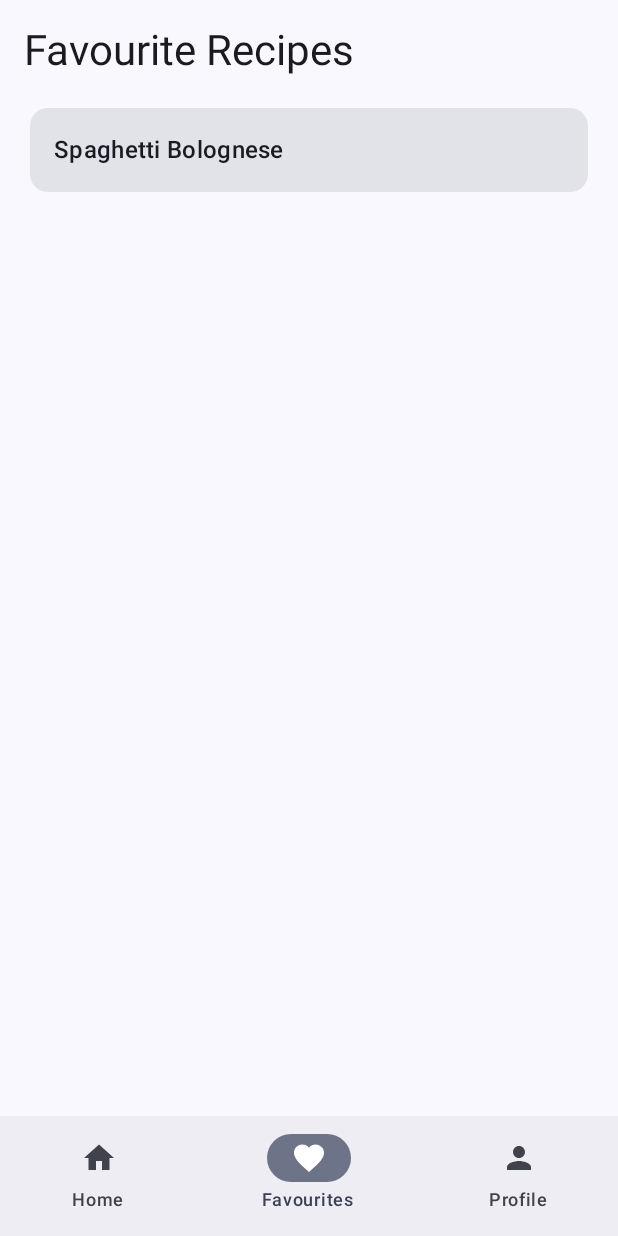
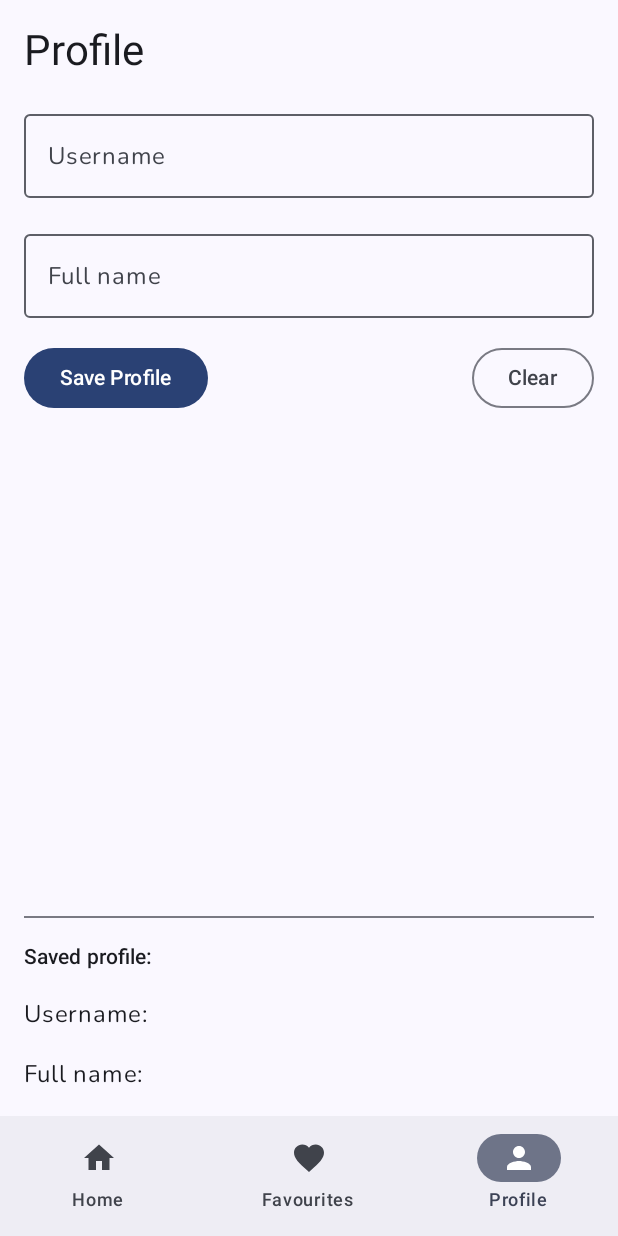
Before and after one commit to JoshuaDonnelly/Mobile-CA3, an Android app built with Jetpack Compose: the FavouritesScreen screen opened through its navigation route, item 3 of the bottom bar chosen, on a phone screen of 412 x 824 dp. Run offline under Robolectric (Android 15) with nearby library versions, the phone set to English and light mode, and no system bars.

Commit message:
Added storages for profile for functionality purposes

```diff
--- a/app/src/main/java/com/example/mobileca3/MainActivity.kt
+++ b/app/src/main/java/com/example/mobileca3/MainActivity.kt
@@ -33,7 +33,8 @@ import com.example.mobileca3.ui.theme.nunitoFont
 import kotlinx.coroutines.delay
 
 
-// Temporary storage manager to get functionality working (titles only)
+// Favourites Storer (titles only)
+//Temporary for functionality purposes**
 
 object FavouriteManager {
     private const val PREFS = "favourites_prefs"
@@ -60,6 +61,34 @@ object FavouriteManager {
 
     fun isFavourite(context: Context, recipe: Recipe): Boolean {
         return getFavourites(context).contains(recipe.title)
+    }
+}
+
+//Temporary for functionality purposes**
+// Profile storer(username + fullname)
+// Saves two simple strings to SharedPreferences.
+// Keys: "profile_username", "profile_fullname"
+object ProfileManager {
+    private const val PREFS = "profile_prefs"
+    private const val KEY_USERNAME = "profile_username"
+    private const val KEY_FULLNAME = "profile_fullname"
+
+    fun saveProfile(context: Context, username: String, fullName: String) {
+        val prefs = context.getSharedPreferences(PREFS, Context.MODE_PRIVATE)
+        prefs.edit()
+            .putString(KEY_USERNAME, username)
+            .putString(KEY_FULLNAME, fullName)
+            .apply()
+    }
+
+    fun getUsername(context: Context): String {
+        val prefs = context.getSharedPreferences(PREFS, Context.MODE_PRIVATE)
+        return prefs.getString(KEY_USERNAME, "") ?: ""
+    }
+
+    fun getFullName(context: Context): String {
+        val prefs = context.getSharedPreferences(PREFS, Context.MODE_PRIVATE)
+        return prefs.getString(KEY_FULLNAME, "") ?: ""
     }
 }
 
@@ -123,8 +152,14 @@ fun PocketChef(darkTheme: Boolean, onThemeUpdated: () -> Unit) {
                 )
             }
 
+            // Favourites screen already present
             composable("favourites") {
                 FavouritesScreen()
+            }
+
+            // NEW: Profile route
+            composable("profile") {
+                ProfileScreen()
             }
         }
     }
@@ -232,8 +267,8 @@ fun BottomNavigationBar(navController: NavController, currentRoute: String?) {
         NavigationBarItem(
             icon = { Icon(Icons.Filled.Person, null) },
             label = { Text("Profile") },
-            selected = false,
-            onClick = { }
+            selected = currentRoute == "profile",
+            onClick = { navController.navigate("profile") }
         )
     }
 }
@@ -283,9 +318,8 @@ fun AnimatedRecipeCard(recipe: Recipe, index: Int) {
 
     var visible by remember { mutableStateOf(false) }
 
-    // Recalculate favourite state dynamically
-    val isFavourite by remember { mutableStateOf(FavouriteManager.isFavourite(context, recipe)) }
-    var favouriteState by remember { mutableStateOf(isFavourite) }
+    // read favourite once on composition and keep local state for toggling
+    var favouriteState by remember { mutableStateOf(FavouriteManager.isFavourite(context, recipe)) }
 
     LaunchedEffect(Unit) {
         delay((index * 100).toLong())
@@ -294,7 +328,7 @@ fun AnimatedRecipeCard(recipe: Recipe, index: Int) {
 
     val offsetY by animateFloatAsState(
         targetValue = if (visible) 0f else 60f,
-        animationSpec = spring(0.65f, Spring.StiffnessMedium),
+        animationSpec = spring(dampingRatio = 0.65f, stiffness = Spring.StiffnessMedium),
         label = ""
     )
 
@@ -344,7 +378,8 @@ fun AnimatedRecipeCard(recipe: Recipe, index: Int) {
 @Composable
 fun FavouritesScreen() {
     val context = LocalContext.current
-    var savedTitles by remember { mutableStateOf(FavouriteManager.getFavourites(context).toList()) }
+    // Recompose when we return to screen: read latest favourites each composition
+    val savedTitles = remember { mutableStateOf(FavouriteManager.getFavourites(context).toList()) }
 
     Column(
         modifier = Modifier
@@ -357,13 +392,15 @@ fun FavouritesScreen() {
             modifier = Modifier.padding(bottom = 16.dp)
         )
 
-        if (savedTitles.isEmpty()) {
+        if (savedTitles.value.isEmpty()) {
             Text("No favourites yet! ⭐")
         } else {
             LazyColumn(verticalArrangement = Arrangement.spacedBy(12.dp)) {
-                itemsIndexed(savedTitles) { _, title ->
+                itemsIndexed(savedTitles.value) { _, title ->
                     Card(
-                        modifier = Modifier.fillMaxWidth().padding(4.dp)
+                        modifier = Modifier
+                            .fillMaxWidth()
+                            .padding(4.dp)
                     ) {
                         Text(
                             text = title,
@@ -376,3 +413,77 @@ fun FavouritesScreen() {
         }
     }
 }
+
+// ----------------- PROFILE SCREEN (Compose) -----------------
+@Composable
+fun ProfileScreen() {
+    val context = LocalContext.current
+
+    // Initialize state from SharedPreferences
+    var username by remember { mutableStateOf(ProfileManager.getUsername(context)) }
+    var fullName by remember { mutableStateOf(ProfileManager.getFullName(context)) }
+    var savedConfirmation by remember { mutableStateOf(false) }
+
+    Column(
+        modifier = Modifier
+            .fillMaxSize()
+            .padding(16.dp),
+        verticalArrangement = Arrangement.spacedBy(16.dp)
+    ) {
+        Text(
+            "Profile",
+            style = MaterialTheme.typography.headlineMedium
+        )
+
+        OutlinedTextField(
+            value = username,
+            onValueChange = { username = it },
+            label = { Text("Username") },
+            singleLine = true,
+            modifier = Modifier.fillMaxWidth()
+        )
+
+        OutlinedTextField(
+            value = fullName,
+            onValueChange = { fullName = it },
+            label = { Text("Full name") },
+            singleLine = true,
+            modifier = Modifier.fillMaxWidth()
+        )
+
+        Row(modifier = Modifier.fillMaxWidth(), horizontalArrangement = Arrangement.SpaceBetween) {
+            Button(onClick = {
+                ProfileManager.saveProfile(context, username.trim(), fullName.trim())
+                savedConfirmation = true
+            }) {
+                Text("Save Profile")
+            }
+
+            // Simple clear button
+            OutlinedButton(onClick = {
+                username = ""
+                fullName = ""
+                ProfileManager.saveProfile(context, "", "")
+                savedConfirmation = false
+            }) {
+                Text("Clear")
+            }
+        }
+
+        if (savedConfirmation) {
+            Text(
+                text = "Profile saved.",
+                style = MaterialTheme.typography.bodySmall,
+                color = MaterialTheme.colorScheme.primary
+            )
+        }
+
+        Spacer(modifier = Modifier.weight(1f))
+
+        // Show saved profile summary
+        Divider()
+        Text("Saved profile:", style = MaterialTheme.typography.titleSmall)
+        Text("Username: ${ProfileManager.getUsername(context)}")
+        Text("Full name: ${ProfileManager.getFullName(context)}")
+    }
+}
```
